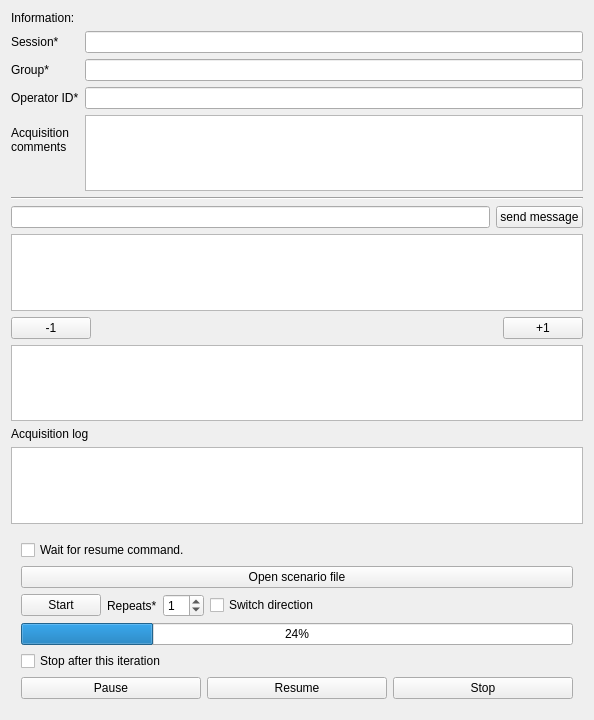
Before: the Qt Designer form CamacClient/onlineform.ui in kapot65/online, drawn with Qt 5.
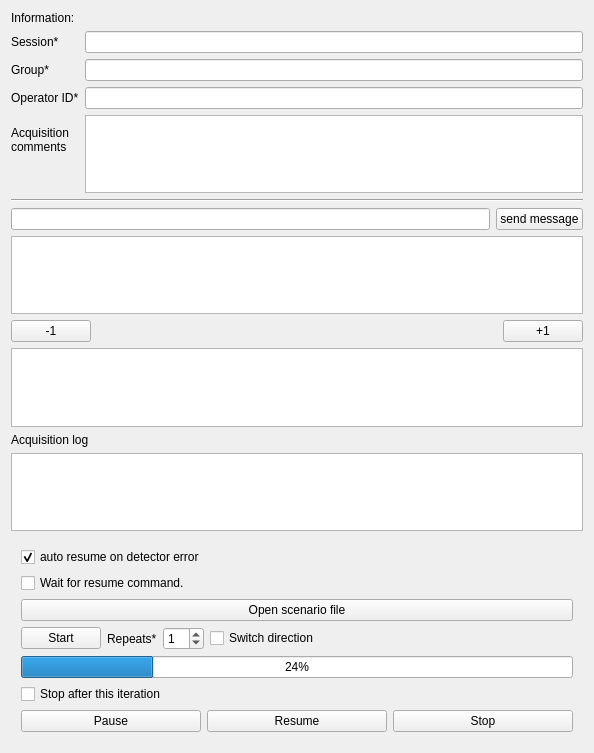
After: the same form once the commit is applied.

Commit message: [enh] add detector error auto resume option

```diff
--- a/CamacClient/onlineform.ui
+++ b/CamacClient/onlineform.ui
@@ -7,7 +7,7 @@
     <x>0</x>
     <y>0</y>
     <width>594</width>
-    <height>720</height>
+    <height>753</height>
    </rect>
   </property>
   <property name="windowTitle">
@@ -89,6 +89,16 @@
      <property name="bottomMargin">
       <number>10</number>
      </property>
+     <item>
+      <widget class="QCheckBox" name="autoResumeBox">
+       <property name="text">
+        <string>auto resume on detector error</string>
+       </property>
+       <property name="checked">
+        <bool>true</bool>
+       </property>
+      </widget>
+     </item>
      <item>
       <widget class="QCheckBox" name="checkUserForNextStep">
        <property name="text">
```
The commit also changes 3 other files.
